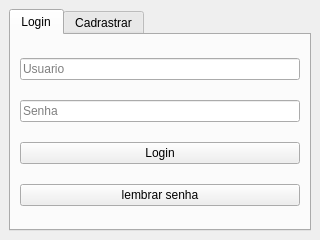
This is cliente_funcionario_server/src/screen/ui/autenticacao.ui in JonasCGN/Projeto-Final-POO-II as Qt 5 draws it before an edit. The edited form follows.
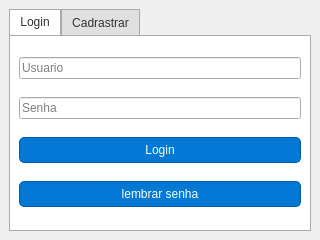
This is the edited form.

Commit message: fix: consertando possiveis bugs para a apresentação.

The edit to the form file:
```diff
--- a/cliente_funcionario_server/src/screen/ui/autenticacao.ui
+++ b/cliente_funcionario_server/src/screen/ui/autenticacao.ui
@@ -17,6 +17,130 @@
    <layout class="QVBoxLayout" name="verticalLayout">
     <item>
      <widget class="QTabWidget" name="tabWidget">
+      <property name="styleSheet">
+       <string notr="true">
+QMainWindow {
+    background-color: #f9f9f9; 
+    border: 1px solid #ccc
+}
+
+QTabWidget::pane {
+    border: 1px solid #aaa; 
+    background-color: #ffffff;
+}
+
+QTabBar::tab {
+    background: #e0e0e0;
+    padding: 5px 10px;
+    border: 1px solid #aaa;
+    border-bottom: none;
+    color: #333;
+}
+
+QTabBar::tab:selected {
+    background: #ffffff;
+    border-bottom: 1px solid #fff;
+}
+
+QListView {
+    background: #ffffff;
+    border: 1px solid #ccc;
+    color: #333;
+    padding: 5px;
+}
+
+QPushButton {
+    background-color: #0078d4;
+    color: white;
+    border: 1px solid #005a9e;
+    border-radius: 5px;
+    padding: 5px 10px;
+}
+
+QPushButton:hover {
+    background-color: #005a9e;
+}
+
+QPushButton:pressed {
+    background-color: #003f7e;
+}
+
+QComboBox {
+    background-color: #ffffff;
+    border: 1px solid #ccc;
+    border-radius: 5px;
+    padding: 5px;
+    color: #333;
+}
+
+QComboBox:disabled {
+    background-color: #f0f0f0; /* Cor de fundo para desativado */
+    border: 1px solid #aaa; /* Cor da borda quando desativado */
+    color: #888; /* Cor do texto quando desativado */
+}
+
+QComboBox::drop-down {
+    border-left: 1px solid #aaa;
+    width: 20px;
+    background: #e0e0e0;
+}
+
+QMenuBar {
+    background-color: #e0e0e0;
+    border-bottom: 1px solid #ccc;
+}
+
+QMenuBar::item {
+    padding: 5px 10px;
+    background: transparent;
+}
+
+QMenuBar::item:selected {
+    background: #d0d0d0;
+}
+
+QMenu {
+    background: #ffffff;
+    border: 1px solid #ccc;
+}
+
+QMenu::item:selected {
+    background: #0078d4;
+    color: white;
+}
+
+/* Separadores visuais */
+QListView::item {
+    border-bottom: 1px solid #ddd; /* Linha entre os itens */
+    padding: 2px;
+    padding-left: 12px; /* Espaço reservado para o indicador */
+    position: relative; /* Necessário para posicionar o indicador */
+}
+
+/* Indicador de status */
+QListView::item {
+    content: &quot;&quot;;
+    position: absolute;
+    left: 0; /* Posicionado no início do item */
+    top: 0;
+    bottom: 0;
+    width: 16px; /* Largura do indicador */
+}
+
+/* Itens selecionados */
+QListView::item:selected {
+    background-color: #0078d4;
+    color: white;
+}
+
+/* Separadores especiais */
+QListView::item[separator=&quot;true&quot;] {
+    background-color: #f0f0f0;
+    font-weight: bold;
+    border-bottom: 2px solid #aaa;
+}
+</string>
+      </property>
       <property name="currentIndex">
        <number>0</number>
       </property>
```
The commit also changes 15 other files.
